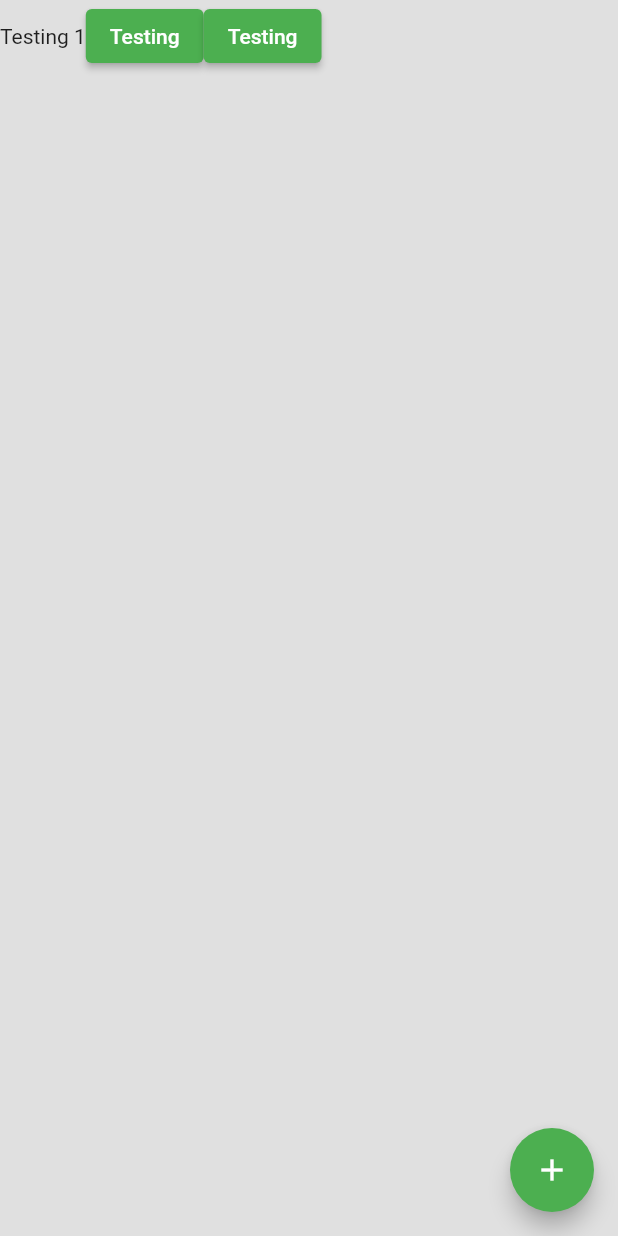
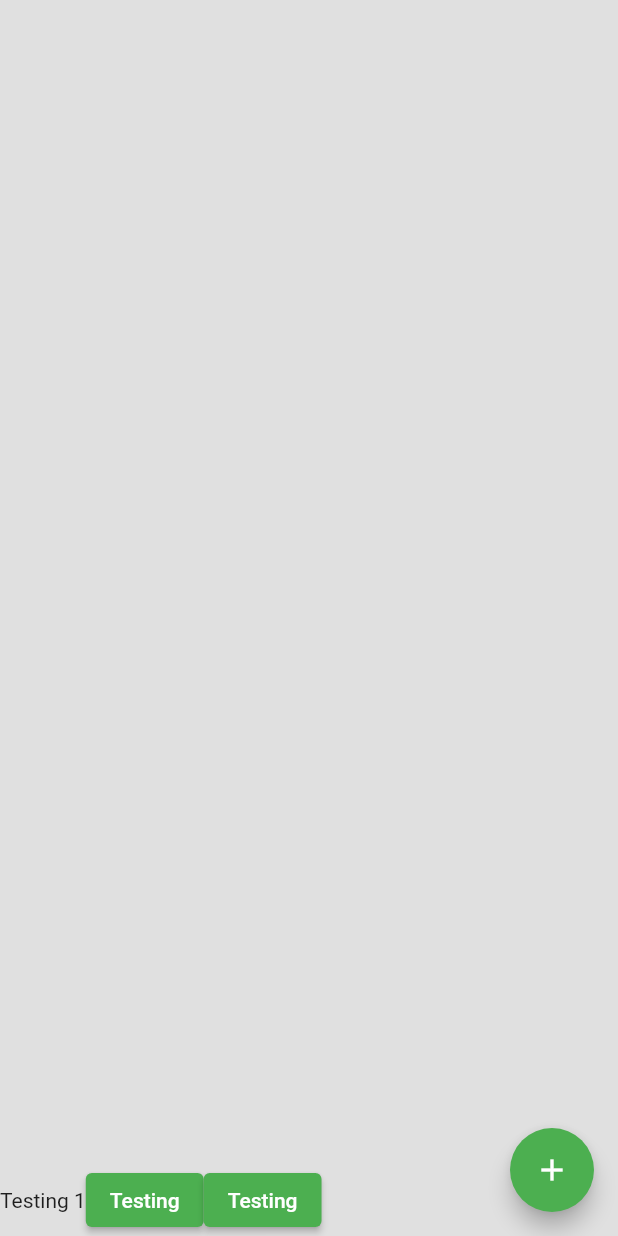
Before and after one commit to GeonwooVincentKim/daily_expanditure_0131, a Flutter app: the screen it shows after launch, on a phone screen of 412 x 824 dp. Run offline on Flutter 3.47's test engine with Material 2 defaults, Android fonts, the phone set to English and light mode, and no system bars; our stand-ins replace flutter_slidable.

Commit message:
[Update] - Alignment of Row

```diff
--- a/lib/screens/home.dart
+++ b/lib/screens/home.dart
@@ -64,7 +64,10 @@
               );
             },
           ),
-          Row(
+          Expanded(
+            child: Align(
+              alignment: Alignment.bottomCenter,
+              child: Row(
                 children: [
                   Text("Testing 1"),
                   ElevatedButton(
@@ -80,6 +83,8 @@
                     ),
                   )
                 ],
+              ),
+            ),
           )
 
         ],
```
Lines whose indentation alone changed are shown as unchanged.
